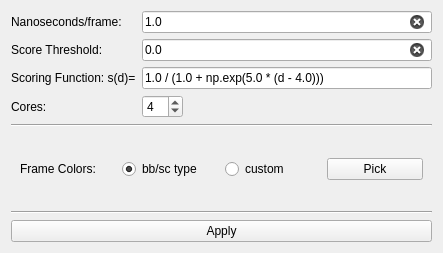
Qt form PyContact/gui/Preferences.ui (maxscheurer/pycontact) before a commit.
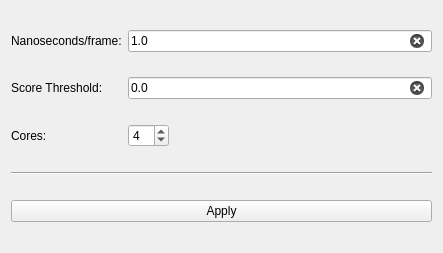
The same form after that commit.

Commit message: removed unused UI elements in Preferences

```diff
--- a/PyContact/gui/Preferences.ui
+++ b/PyContact/gui/Preferences.ui
@@ -32,7 +32,14 @@
    <string>Preferences</string>
   </property>
   <layout class="QGridLayout" name="gridLayout">
-   <item row="3" column="1">
+   <item row="0" column="0">
+    <widget class="QLabel" name="label">
+     <property name="text">
+      <string>Nanoseconds/frame:</string>
+     </property>
+    </widget>
+   </item>
+   <item row="2" column="1">
     <widget class="QSpinBox" name="coreBox">
      <property name="sizePolicy">
       <sizepolicy hsizetype="Fixed" vsizetype="Fixed">
@@ -51,17 +58,17 @@
      </property>
     </widget>
    </item>
-   <item row="7" column="0" colspan="2">
+   <item row="4" column="0" colspan="2">
     <widget class="QPushButton" name="applySettingsButton">
      <property name="text">
       <string>Apply</string>
      </property>
     </widget>
    </item>
-   <item row="0" column="0">
-    <widget class="QLabel" name="label">
-     <property name="text">
-      <string>Nanoseconds/frame:</string>
+   <item row="3" column="0" colspan="2">
+    <widget class="Line" name="line_2">
+     <property name="orientation">
+      <enum>Qt::Horizontal</enum>
      </property>
     </widget>
    </item>
@@ -75,23 +82,6 @@
      </property>
     </widget>
    </item>
-   <item row="0" column="1">
-    <widget class="QLineEdit" name="nsPerFrameField">
-     <property name="text">
-      <string>1.0</string>
-     </property>
-     <property name="clearButtonEnabled">
-      <bool>true</bool>
-     </property>
-    </widget>
-   </item>
-   <item row="3" column="0">
-    <widget class="QLabel" name="label_4">
-     <property name="text">
-      <string>Cores:</string>
-     </property>
-    </widget>
-   </item>
    <item row="1" column="0">
     <widget class="QLabel" name="label_2">
      <property name="text">
@@ -100,67 +90,19 @@
     </widget>
    </item>
    <item row="2" column="0">
-    <widget class="QLabel" name="label_3">
+    <widget class="QLabel" name="label_4">
      <property name="text">
-      <string>Scoring Function: s(d)=</string>
+      <string>Cores:</string>
      </property>
     </widget>
    </item>
-   <item row="2" column="1">
-    <widget class="QLineEdit" name="scoreFunctionField">
+   <item row="0" column="1">
+    <widget class="QLineEdit" name="nsPerFrameField">
      <property name="text">
-      <string>1.0 / (1.0 + np.exp(5.0 * (d - 4.0)))</string>
+      <string>1.0</string>
      </property>
-    </widget>
-   </item>
-   <item row="4" column="0" colspan="2">
-    <widget class="Line" name="line">
-     <property name="orientation">
-      <enum>Qt::Horizontal</enum>
-     </property>
-    </widget>
-   </item>
-   <item row="5" column="0" colspan="2">
-    <widget class="QWidget" name="widget" native="true">
-     <layout class="QHBoxLayout" name="horizontalLayout">
-      <item>
-       <widget class="QLabel" name="label_5">
-        <property name="text">
-         <string>Frame Colors:</string>
-        </property>
-       </widget>
-      </item>
-      <item>
-       <widget class="QRadioButton" name="bbscScoreRadioButton">
-        <property name="text">
-         <string>bb/sc type</string>
-        </property>
-        <property name="checked">
-         <bool>true</bool>
-        </property>
-       </widget>
-      </item>
-      <item>
-       <widget class="QRadioButton" name="customColorRadioButton">
-        <property name="text">
-         <string>custom</string>
-        </property>
-       </widget>
-      </item>
-      <item>
-       <widget class="QPushButton" name="pickColorButton">
-        <property name="text">
-         <string>Pick</string>
-        </property>
-       </widget>
-      </item>
-     </layout>
-    </widget>
-   </item>
-   <item row="6" column="0" colspan="2">
-    <widget class="Line" name="line_2">
-     <property name="orientation">
-      <enum>Qt::Horizontal</enum>
+     <property name="clearButtonEnabled">
+      <bool>true</bool>
      </property>
     </widget>
    </item>
```
Left out of the diff: 4 changed lines with no effect on the pictures. The commit also changes 2 other files.
